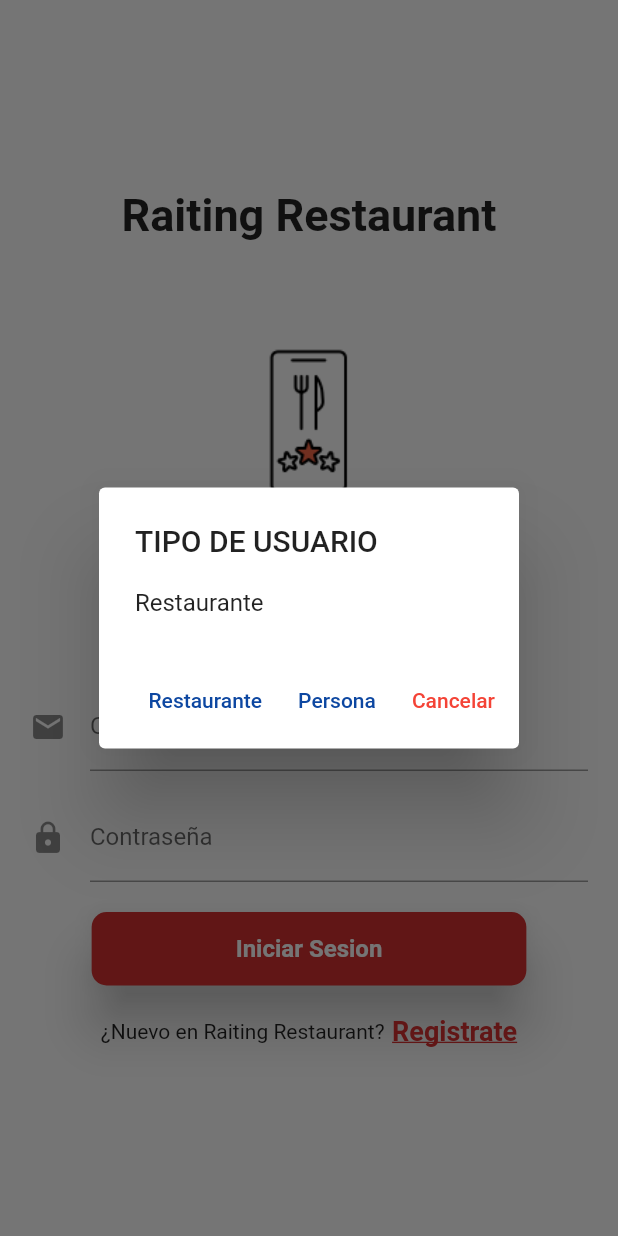
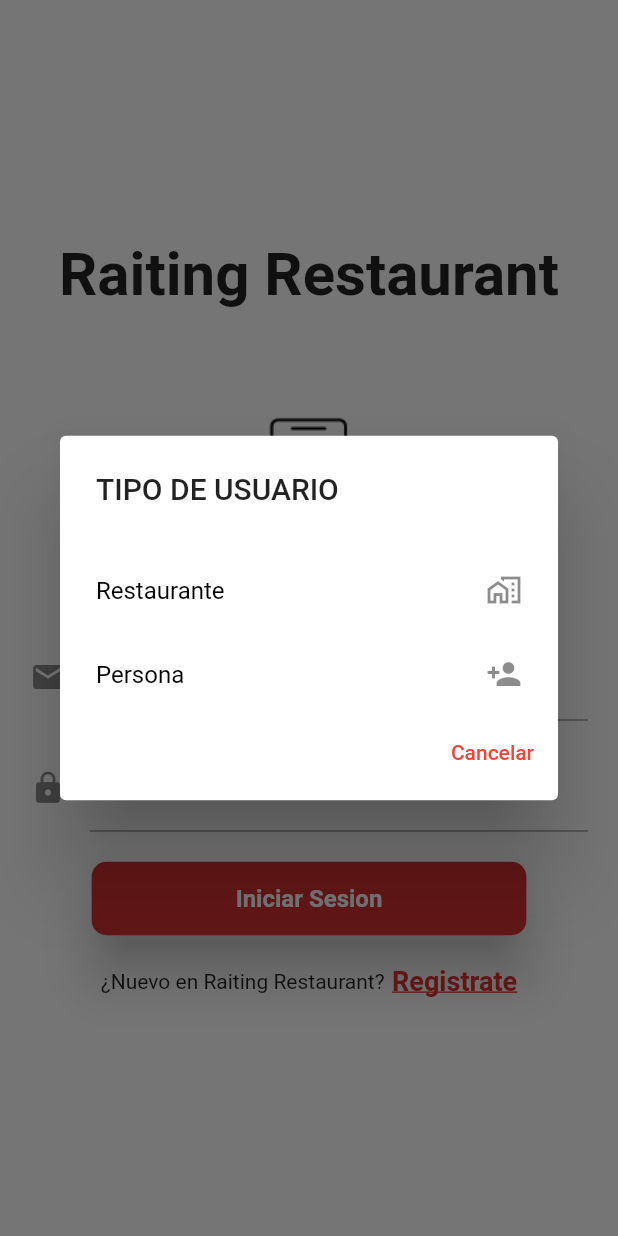
Before and after one commit to ayolethangulo/proyecto_appmovil, a Flutter app: the screen it shows after launch, after a tap on "Registrate", on a phone screen of 412 x 824 dp. Run offline on Flutter 3.47's test engine with Material 2 defaults, Android fonts, the phone set to English and light mode, and no system bars; our stand-ins replace flutter_rating_bar, flutter_swiper, get; Roboto replaces fonts that are missing (cursive).

Commit message:
ultima modificacion. presentacion

```diff
--- a/lib/Login/login_page.dart
+++ b/lib/Login/login_page.dart
@@ -38,7 +38,7 @@ class _LoginPageState extends State<LoginPage> {
               textAlign: TextAlign.left,
               style: TextStyle(
                   color: Colors.black87,
-                  fontSize: 30,
+                  fontSize: 40,
                   fontFamily: 'cursive',
                   fontWeight: FontWeight.bold),
             ),
@@ -54,10 +54,10 @@ class _LoginPageState extends State<LoginPage> {
                     height: 120,
                   )),
             ),
-            SizedBox(
-              height: 15.0,
-            ),
-            _comboRoles(),
+            // SizedBox(
+            //   height: 15.0,
+            // ),
+            // _comboRoles(),
             SizedBox(
               height: 15.0,
             ),
@@ -89,33 +89,42 @@ class _LoginPageState extends State<LoginPage> {
                         context: context,
                         builder: (context) => AlertDialog(
                               title: Text('TIPO DE USUARIO'),
-                              content: Text('Restaurante'),
                               actions: [
-                                TextButton(
-                                  onPressed: () {
+                                ListTile(
+                                  title: Text(
+                                    'Restaurante',
+                                    textAlign: TextAlign.left,
+                                    style: TextStyle(
+                                        color: Colors.black,
+                                        fontSize: 16,
+                                        fontWeight: FontWeight.normal),
+                                  ),
+                                  trailing: Icon(Icons.home_work_outlined),
+                                  onTap: () {
                                     Navigator.push(
                                         context,
                                         MaterialPageRoute(
                                             builder: (context) =>
                                                 RegisterRestaurant()));
                                   },
-                                  child: Text(
-                                    'Restaurante',
-                                    style: TextStyle(color: Colors.blue[900]),
+                                ),
+                                ListTile(
+                                  title: Text(
+                                    'Persona',
+                                    textAlign: TextAlign.left,
+                                    style: TextStyle(
+                                        color: Colors.black,
+                                        fontSize: 16,
+                                        fontWeight: FontWeight.normal),
                                   ),
-                                ),
-                                TextButton(
-                                  onPressed: () {
+                                  trailing: Icon(Icons.person_add),
+                                  onTap: () {
                                     Navigator.push(
                                         context,
                                         MaterialPageRoute(
                                             builder: (context) =>
                                                 RegisterUser()));
                                   },
-                                  child: Text(
-                                    'Persona',
-                                    style: TextStyle(color: Colors.blue[900]),
-                                  ),
                                 ),
                                 TextButton(
                                   onPressed: () {
@@ -171,28 +180,28 @@ class _LoginPageState extends State<LoginPage> {
     });
   }
 
-  var _items = ['Seleccione', 'Persona', 'Restaurante'];
-  String _selectedItem = 'Seleccione';
-  Widget _comboRoles() {
-    return Center(
-        child: SizedBox(
-      width: 260,
-      child: DropdownButtonFormField(
-        hint: Text(_selectedItem),
-        items: _items.map((String item) {
-          return DropdownMenuItem(value: item, child: Text(item));
-        }).toList(),
-        onChanged: (_value) => setState(() {
-          _selectedItem = _value as String;
-        }),
-        decoration: InputDecoration(
-            // prefix: Icon(Icons.person),
-            enabledBorder: OutlineInputBorder(
-                borderRadius: BorderRadius.circular(6),
-                borderSide: BorderSide(width: 1, color: Colors.blue))),
-      ),
-    ));
-  }
+  // var _items = ['Seleccione', 'Persona', 'Restaurante'];
+  // String _selectedItem = 'Seleccione';
+  // Widget _comboRoles() {
+  //   return Center(
+  //       child: SizedBox(
+  //     width: 260,
+  //     child: DropdownButtonFormField(
+  //       hint: Text(_selectedItem),
+  //       items: _items.map((String item) {
+  //         return DropdownMenuItem(value: item, child: Text(item));
+  //       }).toList(),
+  //       onChanged: (_value) => setState(() {
+  //         _selectedItem = _value as String;
+  //       }),
+  //       decoration: InputDecoration(
+  //           // prefix: Icon(Icons.person),
+  //           enabledBorder: OutlineInputBorder(
+  //               borderRadius: BorderRadius.circular(6),
+  //               borderSide: BorderSide(width: 1, color: Colors.blue))),
+  //     ),
+  //   ));
+  // }
 
   Widget _passwordTextFiel() {
     return StreamBuilder(
--- a/lib/modelo/modelos.dart
+++ /dev/null
@@ -1,38 +0,0 @@
-class Registro {
-  var correo;
-  var contrasena;
-
-
-  Registro({this.correo, this.contrasena});
-}
-
-List<Registro> registro = [
-  Registro(
-      correo: 'admin',
-      contrasena: 'admin',
-      ),
-
-];
-class Empleado{
-var foto;
-var nombre;
-var apellido;
-var profesion;
-var fechaDeNacimiento;
-var edad;
-
-
- Empleado({this.foto, this.nombre, this.apellido, this.profesion, this.fechaDeNacimiento, this.edad});
-}
-
-List<Empleado> empleado = [
-  Empleado(
-      foto: 'https://cdn.pixabay.com/photo/2020/07/01/12/58/icon-5359553_1280.png',
-      nombre: 'Gian',
-      apellido: 'Figueroa',
-      profesion: 'Ingeniero de sistemas',
-      fechaDeNacimiento:'10/2/2000',
-      edad: '22',
-
-      ),
-  ];
```
Also changed, not shown: lib/pages/adicionar.dart (deleted, +0 -199 lines), lib/pages/modificar.dart (deleted, +0 -175 lines), lib/pages/principal.dart (deleted, +0 -120 lines), 15 other files.
